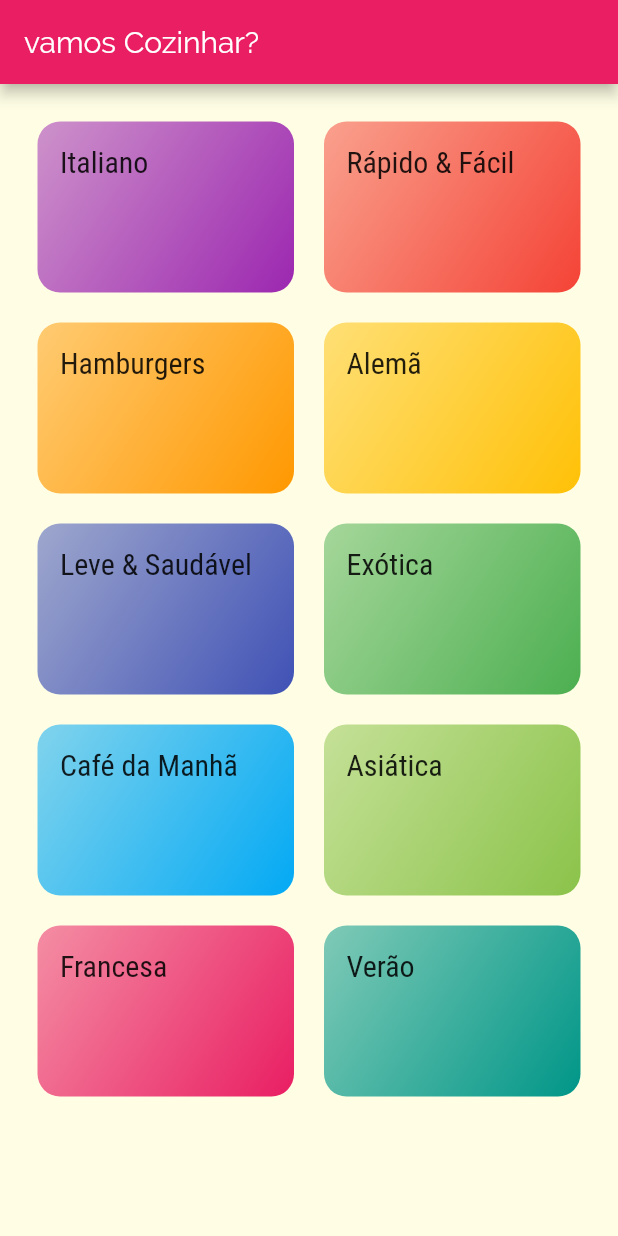
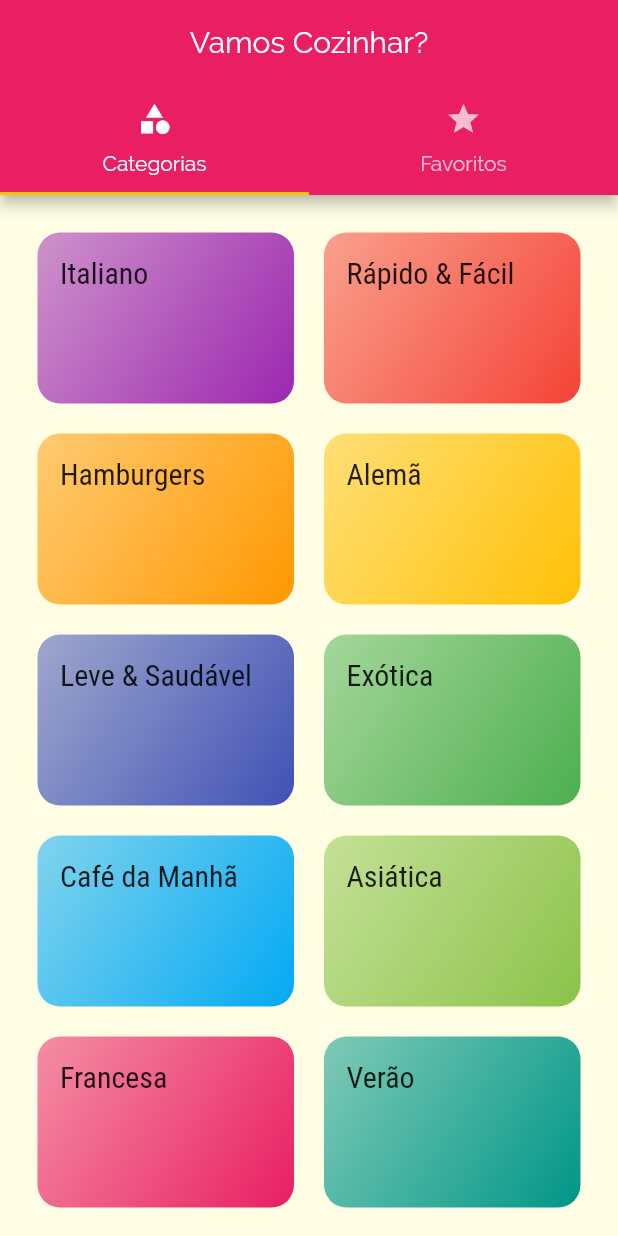
Before and after one commit to tocalopes/Flutter-app-recepies-dart, a Flutter app: the screen it shows after launch, on a phone screen of 412 x 824 dp. Run offline on Flutter 3.47's test engine with Material 2 defaults, Android fonts, the phone set to English and light mode, and no system bars.

Commit message:
tabs_screen default tab controller

```diff
--- a/lib/main.dart
+++ b/lib/main.dart
@@ -3,6 +3,7 @@ import 'package:recepies_foods/screens/categories_meals_screen.dart';
 import 'package:recepies_foods/screens/meal_datails_screen.dart';
 import 'package:recepies_foods/utils/app-routes.dart';
 import 'screens/categories_screen.dart';
+import 'screens/tabs_screen.dart';
 
 void main() => runApp(MyApp());
 
@@ -25,7 +26,7 @@ class MyApp extends StatelessWidget {
       ),
       //initialRoute: ,
       routes: {
-        AppRoutes.HOME: (context) => CategoriesScreens(),
+        AppRoutes.HOME: (context) => TabsScreen(),
         AppRoutes.CATEGORIES_MEALS: (context) => CategoriesMealsScreen(),
         AppRoutes.MEAL_DETAILS: (context) => MealDetailsScreen(),
       },
--- a/lib/screens/categories_screen.dart
+++ b/lib/screens/categories_screen.dart
@@ -5,11 +5,7 @@ import '../data/dummy_data.dart';
 class CategoriesScreens extends StatelessWidget {
   @override
   Widget build(BuildContext context) {
-    return Scaffold(
-      appBar: AppBar(
-        title: Text('vamos Cozinhar?'),
-      ),
-      body: GridView(
+    return GridView(
         padding: const EdgeInsets.all(25),
         children: DUMMY_CATEGORIES.map((category) {
           return CategoryItem(category);
@@ -22,7 +18,6 @@ class CategoriesScreens extends StatelessWidget {
           crossAxisSpacing: 20,
           mainAxisSpacing: 20,
         ),
-      ),
-    );
+      );
   }
 }
--- /dev/null
+++ b/lib/screens/favotire_screen.dart
@@ -0,0 +1,10 @@
+import 'package:flutter/material.dart';
+
+class FavoriteScreen extends StatelessWidget {
+  @override
+  Widget build(BuildContext context) {
+    return Center(
+      child: Text('Minhas refeições favoritas!'),
+    );
+  }
+}
--- /dev/null
+++ b/lib/screens/tabs_screen.dart
@@ -0,0 +1,39 @@
+import 'package:flutter/material.dart';
+import 'categories_screen.dart';
+import 'favotire_screen.dart';
+
+class TabsScreen extends StatelessWidget {
+  @override
+  Widget build(BuildContext context) {
+    return DefaultTabController(
+      length: 2,
+      child: Scaffold(
+        appBar: AppBar(
+          title: Center(
+            child: Text(
+              "Vamos Cozinhar?",
+            ),
+          ),
+          bottom: TabBar(
+            tabs: [
+              Tab(
+                icon: Icon(Icons.category),
+                text: 'Categorias',
+              ),
+              Tab(
+                icon: Icon(Icons.star),
+                text: 'Favoritos',
+              ),
+            ],
+          ),
+        ),
+        body: TabBarView(
+          children: [
+            CategoriesScreens(),
+            FavoriteScreen()
+          ],
+        ),
+      ),
+    );
+  }
+}
```
